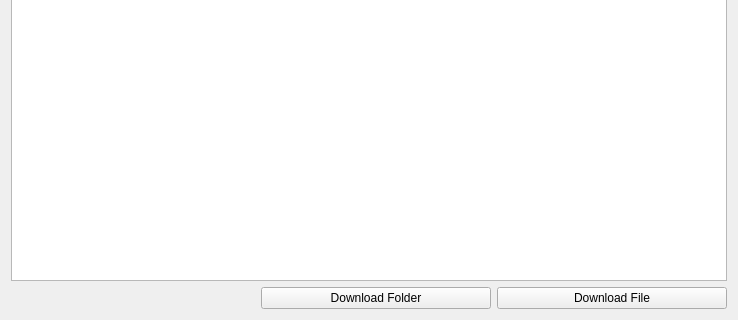
The window that Plugins/org.mitk.gui.qt.xnat/src/internal/QmitkXnatEditorControls.ui (MITK/MITK) describes before a commit, drawn with Qt 5; both pictures show x 0 to 738 and y 335 to 655 of the 738 by 655 pixel window.
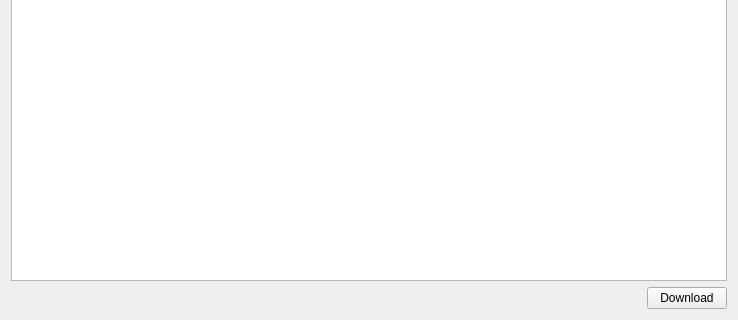
The same window after the commit. Icons and pictures are not drawn.

Commit message: Changed Download to a loop where all dicom files get loaded.

Patch:
```diff
--- a/Plugins/org.mitk.gui.qt.xnat/src/internal/QmitkXnatEditorControls.ui
+++ b/Plugins/org.mitk.gui.qt.xnat/src/internal/QmitkXnatEditorControls.ui
@@ -433,27 +433,26 @@
         <enum>Qt::Horizontal</enum>
        </property>
        <property name="sizeType">
-        <enum>QSizePolicy::Minimum</enum>
+        <enum>QSizePolicy::Expanding</enum>
        </property>
        <property name="sizeHint" stdset="0">
         <size>
-         <width>250</width>
+         <width>20</width>
          <height>20</height>
         </size>
        </property>
       </spacer>
      </item>
      <item>
-      <widget class="QPushButton" name="buttonDownloadResource">
-       <property name="text">
-        <string>Download Folder</string>
+      <widget class="QPushButton" name="buttonDownload">
+       <property name="sizePolicy">
+        <sizepolicy hsizetype="Maximum" vsizetype="Fixed">
+         <horstretch>0</horstretch>
+         <verstretch>0</verstretch>
+        </sizepolicy>
        </property>
-      </widget>
-     </item>
-     <item>
-      <widget class="QPushButton" name="buttonDownloadFile">
        <property name="text">
-        <string>Download File</string>
+        <string>Download</string>
        </property>
       </widget>
      </item>
```
Left out of the diff: 7 changed lines with no effect on the pictures. The commit also changes 3 other files.
